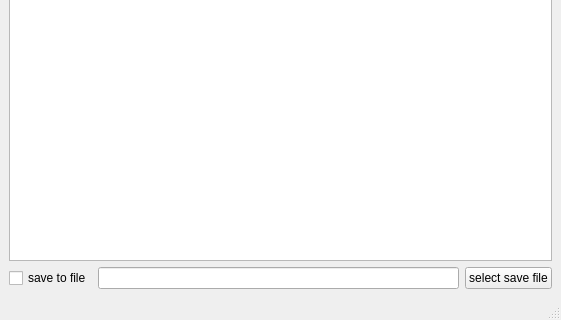
Before: the Qt Designer form debugerwindow.ui in Sanya-123/DebugerWindow, drawn with Qt 5; both pictures show x 0 to 561 and y 159 to 479 of the 561 by 479 pixel window.
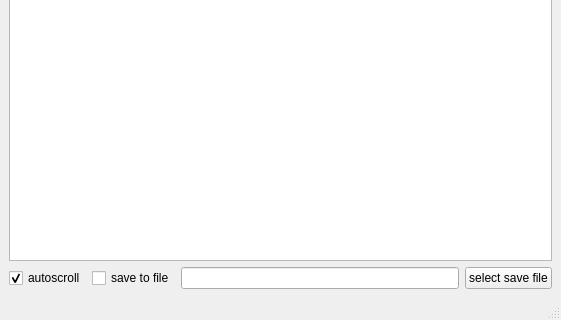
After: the same form once the commit is applied.

```diff
--- a/debugerwindow.ui
+++ b/debugerwindow.ui
@@ -24,23 +24,33 @@
     </item>
     <item row="1" column="0" colspan="2">
      <layout class="QGridLayout" name="gridLayout">
-      <item row="0" column="0">
-       <widget class="QCheckBox" name="checkBox_enSaveToFile">
-        <property name="text">
-         <string>save to file</string>
-        </property>
-       </widget>
-      </item>
-      <item row="0" column="1">
-       <widget class="QLineEdit" name="lineEdit_file"/>
-      </item>
-      <item row="0" column="2">
+      <item row="0" column="3">
        <widget class="QPushButton" name="pushButton_selectSaveFile">
         <property name="text">
          <string>select save file</string>
         </property>
        </widget>
       </item>
+      <item row="0" column="2">
+       <widget class="QLineEdit" name="lineEdit_file"/>
+      </item>
+      <item row="0" column="1">
+       <widget class="QCheckBox" name="checkBox_enSaveToFile">
+        <property name="text">
+         <string>save to file</string>
+        </property>
+       </widget>
+      </item>
+      <item row="0" column="0">
+       <widget class="QCheckBox" name="checkBox_enAutoscroll">
+        <property name="text">
+         <string>autoscroll</string>
+        </property>
+        <property name="checked">
+         <bool>true</bool>
+        </property>
+       </widget>
+      </item>
      </layout>
     </item>
    </layout>
```
